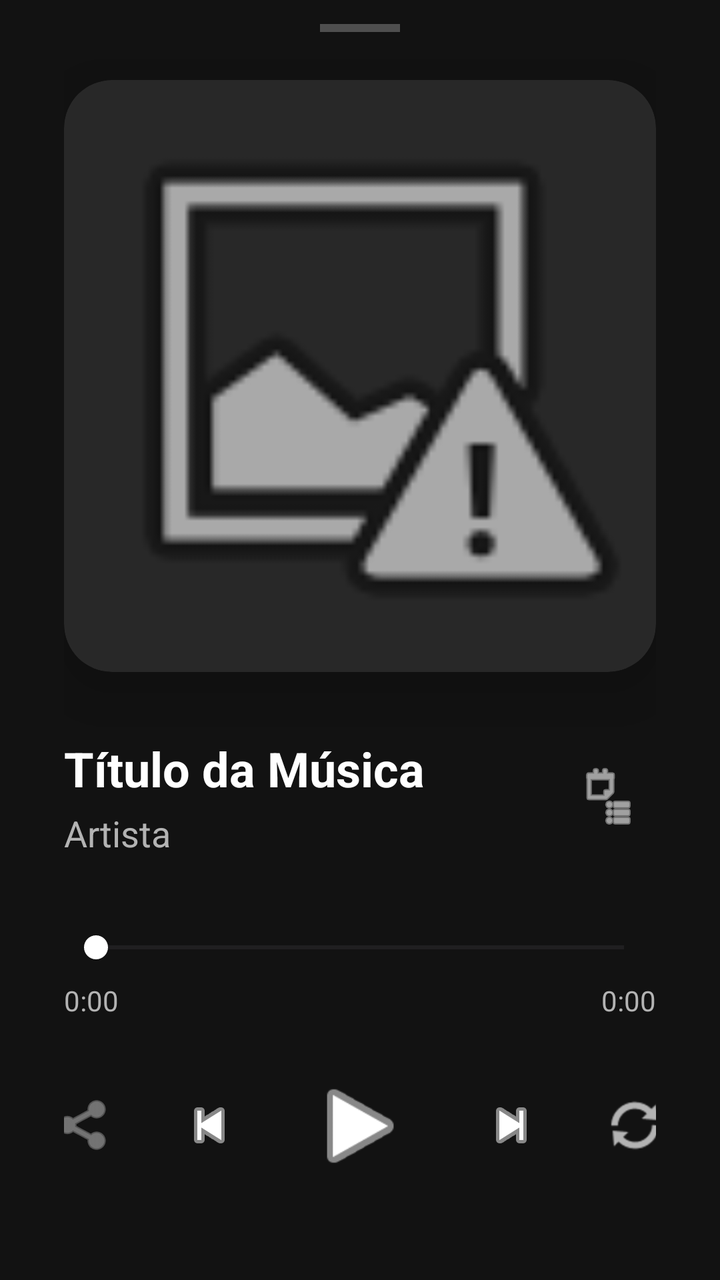
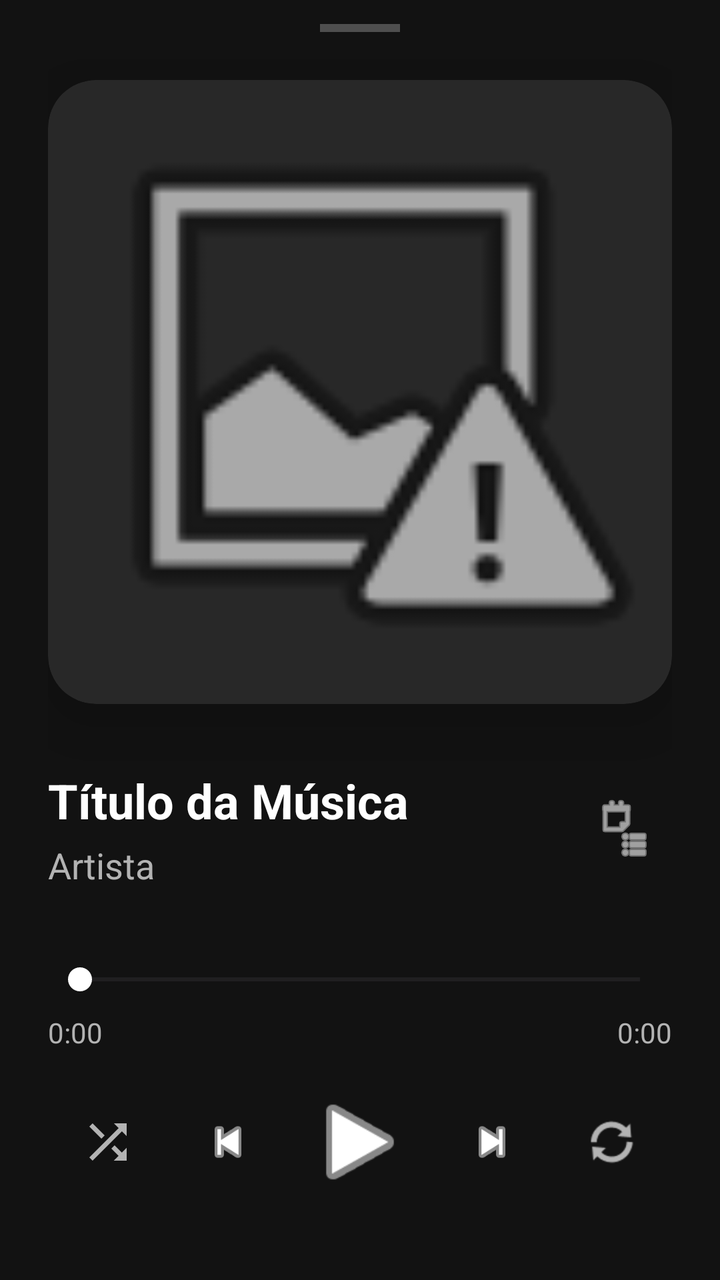

Before-and-after screenshots of an Android layout around one commit, followed by the original layout XML and the change that was made.
<!-- AndroidManifest.xml: application theme Theme.Lama -->
<!-- res/layout/modal_player.xml -->
<?xml version="1.0" encoding="utf-8"?>
<androidx.constraintlayout.widget.ConstraintLayout xmlns:android="http://schemas.android.com/apk/res/android"
    xmlns:app="http://schemas.android.com/apk/res-auto"
    xmlns:tools="http://schemas.android.com/tools"
    android:layout_width="match_parent"
    android:layout_height="wrap_content"
    android:background="#121212"
    android:paddingHorizontal="32dp"
    android:paddingTop="12dp"
    android:paddingBottom="40dp">

    <View
        android:id="@+id/dragHandle"
        android:layout_width="40dp"
        android:layout_height="4dp"
        android:background="#40FFFFFF"
        app:layout_constraintTop_toTopOf="parent"
        app:layout_constraintStart_toStartOf="parent"
        app:layout_constraintEnd_toEndOf="parent"
        android:layout_marginBottom="24dp"/>

    
    <androidx.cardview.widget.CardView
        android:id="@+id/cardAlbum"
        android:layout_width="0dp"
        android:layout_height="0dp"
        app:cardCornerRadius="24dp"
        app:cardElevation="20dp"
        app:cardBackgroundColor="#282828"
        app:layout_constraintDimensionRatio="1:1"
        app:layout_constraintTop_toBottomOf="@id/dragHandle"
        app:layout_constraintStart_toStartOf="parent"
        app:layout_constraintEnd_toEndOf="parent"
        android:layout_marginTop="24dp">

        <ImageView
            android:id="@+id/modalAlbumArt"
            android:layout_width="match_parent"
            android:layout_height="match_parent"
            android:scaleType="centerCrop"
            android:src="@android:drawable/ic_menu_report_image"/>
    </androidx.cardview.widget.CardView>

    
    <TextView
        android:id="@+id/modalSongTitle"
        android:layout_width="0dp"
        android:layout_height="wrap_content"
        android:text="Título da Música"
        android:textColor="#FFFFFF"
        android:textSize="24sp"
        android:textStyle="bold"
        android:ellipsize="marquee"
        android:singleLine="true"
        app:layout_constraintTop_toBottomOf="@id/cardAlbum"
        app:layout_constraintStart_toStartOf="parent"
        app:layout_constraintEnd_toStartOf="@id/btnQueue"
        android:layout_marginTop="32dp"
        android:layout_marginEnd="16dp"/>

    <TextView
        android:id="@+id/modalArtistName"
        android:layout_width="0dp"
        android:layout_height="wrap_content"
        android:text="Artista"
        android:textColor="#B3B3B3"
        android:textSize="18sp"
        app:layout_constraintTop_toBottomOf="@id/modalSongTitle"
        app:layout_constraintStart_toStartOf="parent"
        app:layout_constraintEnd_toStartOf="@id/btnQueue"
        android:layout_marginTop="4dp"
        android:layout_marginEnd="16dp"/>

    <ImageButton
        android:id="@+id/btnQueue"
        android:layout_width="48dp"
        android:layout_height="48dp"
        android:background="?attr/selectableItemBackgroundBorderless"
        android:src="@android:drawable/ic_menu_agenda"
        android:scaleType="fitCenter"
        android:padding="8dp"
        android:tint="#FFFFFF"
        app:layout_constraintTop_toTopOf="@id/modalSongTitle"
        app:layout_constraintBottom_toBottomOf="@id/modalArtistName"
        app:layout_constraintEnd_toEndOf="parent"/>

    
    <SeekBar
        android:id="@+id/modalSeekBar"
        android:layout_width="0dp"
        android:layout_height="wrap_content"
        android:progressTint="#1DB954"
        android:thumbTint="#FFFFFF"
        app:layout_constraintTop_toBottomOf="@id/modalArtistName"
        app:layout_constraintStart_toStartOf="parent"
        app:layout_constraintEnd_toEndOf="parent"
        android:layout_marginTop="24dp"
        android:paddingTop="12dp"
        android:paddingBottom="8dp"
        android:splitTrack="false"/>

    <TextView
        android:id="@+id/txtCurrentTime"
        android:layout_width="wrap_content"
        android:layout_height="wrap_content"
        android:text="0:00"
        android:textColor="#B3B3B3"
        android:textSize="14sp"
        app:layout_constraintTop_toBottomOf="@id/modalSeekBar"
        app:layout_constraintStart_toStartOf="@id/modalSeekBar"/>

    <TextView
        android:id="@+id/txtTotalTime"
        android:layout_width="wrap_content"
        android:layout_height="wrap_content"
        android:text="0:00"
        android:textColor="#B3B3B3"
        android:textSize="14sp"
        app:layout_constraintTop_toBottomOf="@id/modalSeekBar"
        app:layout_constraintEnd_toEndOf="@id/modalSeekBar"/>

    
    <LinearLayout
        android:id="@+id/controlsLayout"
        android:layout_width="328dp"
        android:layout_height="79dp"
        android:layout_marginTop="16dp"
        android:gravity="center"
        android:orientation="horizontal"
        app:layout_constraintBottom_toBottomOf="parent"
        app:layout_constraintEnd_toEndOf="parent"
        app:layout_constraintStart_toStartOf="parent"
        app:layout_constraintTop_toBottomOf="@id/txtCurrentTime">

        <ImageButton
            android:id="@+id/btnShuffle"
            android:layout_width="wrap_content"
            android:layout_height="wrap_content"
            android:background="?attr/selectableItemBackgroundBorderless"
            android:padding="10dp"
            android:scaleType="fitCenter"
            android:src="@android:drawable/ic_menu_share"
            android:tint="#B3B3B3" />

        <ImageButton
            android:id="@+id/modalBtnPrev"
            android:layout_width="wrap_content"
            android:layout_height="wrap_content"
            android:layout_marginHorizontal="8dp"
            android:background="?attr/selectableItemBackgroundBorderless"
            android:padding="12dp"
            android:scaleType="fitCenter"
            android:src="@android:drawable/ic_media_previous"
            android:tint="#FFFFFF" />

        <ImageButton
            android:id="@+id/modalBtnPlayPause"
            android:layout_width="79dp"
            android:layout_height="86dp"
            android:background="?attr/selectableItemBackgroundBorderless"
            android:padding="12dp"
            android:scaleType="fitCenter"
            android:src="@android:drawable/ic_media_play"
            android:tint="#FFFFFF" />

        <ImageButton
            android:id="@+id/modalBtnNext"
            android:layout_width="wrap_content"
            android:layout_height="wrap_content"
            android:layout_marginHorizontal="8dp"
            android:background="?attr/selectableItemBackgroundBorderless"
            android:padding="12dp"
            android:scaleType="fitCenter"
            android:src="@android:drawable/ic_media_next"
            android:tint="#FFFFFF" />

        <ImageButton
            android:id="@+id/btnRepeat"
            android:layout_width="wrap_content"
            android:layout_height="wrap_content"
            android:background="?attr/selectableItemBackgroundBorderless"
            android:padding="10dp"
            android:scaleType="fitCenter"
            android:src="@android:drawable/ic_popup_sync"
            android:tint="#B3B3B3" />
    </LinearLayout>

</androidx.constraintlayout.widget.ConstraintLayout>
<!-- resources referenced by this layout -->
<resources>
  <style name="Theme.Lama" parent="Base.Theme.Lama" />
  <style name="Base.Theme.Lama" parent="Theme.Material3.DayNight.NoActionBar">
          
          
      </style>
</resources>

<!-- the commit's change to res/layout/modal_player.xml (unified diff, before → after) -->
@@ -5,7 +5,7 @@
     android:layout_width="match_parent"
     android:layout_height="wrap_content"
     android:background="#121212"
-    android:paddingHorizontal="32dp"
+    android:paddingHorizontal="24dp"
     android:paddingTop="12dp"
     android:paddingBottom="40dp">
 
@@ -56,7 +56,7 @@
         app:layout_constraintStart_toStartOf="parent"
         app:layout_constraintEnd_toStartOf="@id/btnQueue"
         android:layout_marginTop="32dp"
-        android:layout_marginEnd="16dp"/>
+        android:layout_marginEnd="12dp"/>
 
     <TextView
         android:id="@+id/modalArtistName"
@@ -69,7 +69,7 @@
         app:layout_constraintStart_toStartOf="parent"
         app:layout_constraintEnd_toStartOf="@id/btnQueue"
         android:layout_marginTop="4dp"
-        android:layout_marginEnd="16dp"/>
+        android:layout_marginEnd="12dp"/>
 
     <ImageButton
         android:id="@+id/btnQueue"
@@ -122,64 +122,67 @@
     
     <LinearLayout
         android:id="@+id/controlsLayout"
-        android:layout_width="328dp"
-        android:layout_height="79dp"
+        android:layout_width="match_parent"
+        android:layout_height="72dp"
         android:layout_marginTop="16dp"
         android:gravity="center"
         android:orientation="horizontal"
-        app:layout_constraintBottom_toBottomOf="parent"
+        app:layout_constraintTop_toBottomOf="@id/txtCurrentTime"
+        app:layout_constraintStart_toStartOf="parent"
         app:layout_constraintEnd_toEndOf="parent"
-        app:layout_constraintStart_toStartOf="parent"
-        app:layout_constraintTop_toBottomOf="@id/txtCurrentTime">
+        app:layout_constraintBottom_toBottomOf="parent">
 
         <ImageButton
             android:id="@+id/btnShuffle"
-            android:layout_width="wrap_content"
-            android:layout_height="wrap_content"
+            android:layout_width="0dp"
+            android:layout_height="match_parent"
+            android:layout_weight="1"
             android:background="?attr/selectableItemBackgroundBorderless"
-            android:padding="10dp"
+            android:padding="16dp"
             android:scaleType="fitCenter"
-            android:src="@android:drawable/ic_menu_share"
+            android:src="@drawable/baseline_shuffle_24"
             android:tint="#B3B3B3" />
 
         <ImageButton
             android:id="@+id/modalBtnPrev"
-            android:layout_width="wrap_content"
-            android:layout_height="wrap_content"
-            android:layout_marginHorizontal="8dp"
+            android:layout_width="0dp"
+            android:layout_height="match_parent"
+            android:layout_weight="1"
             android:background="?attr/selectableItemBackgroundBorderless"
-            android:padding="12dp"
+            android:padding="16dp"
             android:scaleType="fitCenter"
             android:src="@android:drawable/ic_media_previous"
             android:tint="#FFFFFF" />
 
         <ImageButton
             android:id="@+id/modalBtnPlayPause"
-            android:layout_width="79dp"
-            android:layout_height="86dp"
+            android:layout_width="0dp"
+            android:layout_height="match_parent"
+            android:layout_weight="1.2"
             android:background="?attr/selectableItemBackgroundBorderless"
-            android:padding="12dp"
+            android:padding="8dp"
             android:scaleType="fitCenter"
             android:src="@android:drawable/ic_media_play"
             android:tint="#FFFFFF" />
 
         <ImageButton
             android:id="@+id/modalBtnNext"
-            android:layout_width="wrap_content"
-            android:layout_height="wrap_content"
-            android:layout_marginHorizontal="8dp"
+            android:layout_width="0dp"
+            android:layout_height="match_parent"
+            android:layout_weight="1"
             android:background="?attr/selectableItemBackgroundBorderless"
-            android:padding="12dp"
+            android:padding="16dp"
             android:scaleType="fitCenter"
             android:src="@android:drawable/ic_media_next"
             android:tint="#FFFFFF" />
 
         <ImageButton
             android:id="@+id/btnRepeat"
-            android:layout_width="wrap_content"
-            android:layout_height="wrap_content"
+            android:layout_width="0dp"
+            android:layout_height="match_parent"
+            android:layout_weight="1"
             android:background="?attr/selectableItemBackgroundBorderless"
-            android:padding="10dp"
+            android:padding="16dp"
             android:scaleType="fitCenter"
             android:src="@android:drawable/ic_popup_sync"
             android:tint="#B3B3B3" />
<!-- resource entries referenced after the edit -->
@@ -1,5 +1,11 @@
 <!-- resources referenced by this layout -->
 <resources>
+  <!-- drawable baseline_shuffle_24 (drawable) -->
+  <vector xmlns:android="http://schemas.android.com/apk/res/android" android:height="24dp" android:tint="#000000" android:viewportHeight="24" android:viewportWidth="24" android:width="24dp">
+        
+      <path android:fillColor="@android:color/white" android:pathData="M10.59,9.17L5.41,4 4,5.41l5.17,5.17 1.42,-1.41zM14.5,4l2.04,2.04L4,18.59 5.41,20 17.96,7.46 20,9.5L20,4h-5.5zM14.83,13.41l-1.41,1.41 3.13,3.13L14.5,20L20,20v-5.5l-2.04,2.04 -3.13,-3.13z"/>
+      
+  </vector>
   <style name="Theme.Lama" parent="Base.Theme.Lama" />
   <style name="Base.Theme.Lama" parent="Theme.Material3.DayNight.NoActionBar">
           
